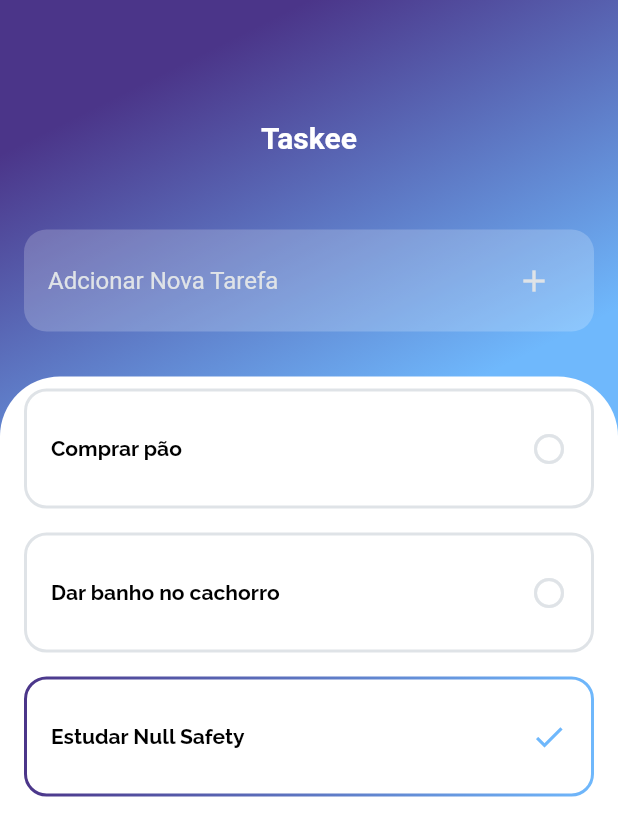
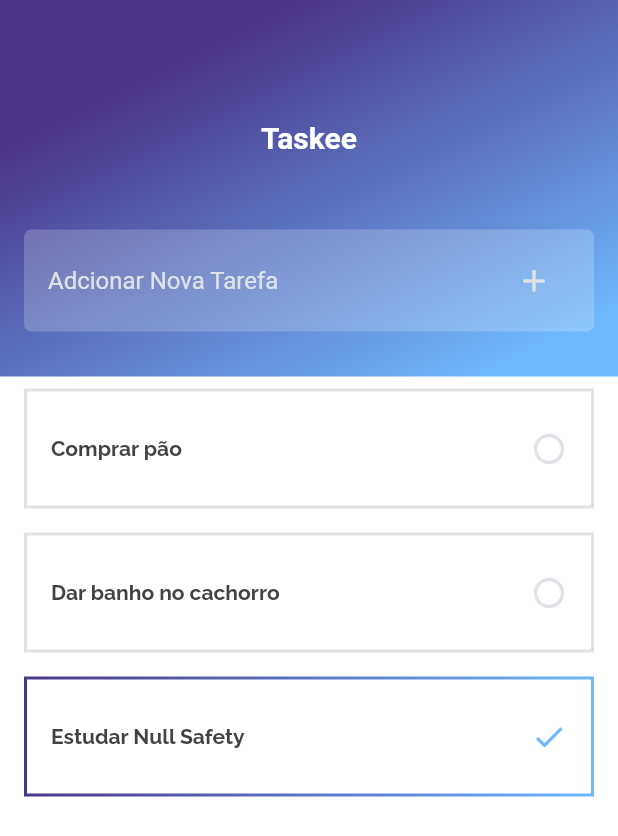
Before and after one commit to caiovini64/taskee-app, a Flutter app: the screen it shows after launch, on a phone screen of 412 x 824 dp. Shown: the top 836 px of the screen. Run offline on Flutter 3.47's test engine with Material 2 defaults, Android fonts, the phone set to English and light mode, and no system bars; drawn by our look-alikes of outline_gradient_button; our stand-ins replace google_fonts; missing offline and left inert: gradient_ui_widgets.

Commit message:
mudancas no design, adcionando animação para deletar

```diff
--- a/lib/components/task_form_field.dart
+++ b/lib/components/task_form_field.dart
@@ -20,7 +20,7 @@ class TaskFormField extends StatelessWidget {
       child: Container(
         decoration: BoxDecoration(
           color: Colors.white.withOpacity(0.2),
-          borderRadius: BorderRadius.circular(15),
+          borderRadius: BorderRadius.circular(5),
         ),
         child: Padding(
           padding:
--- a/lib/components/task_item.dart
+++ b/lib/components/task_item.dart
@@ -13,8 +13,26 @@ class TaskItem extends StatelessWidget {
       },
       child: Padding(
         padding: const EdgeInsets.fromLTRB(16, 8, 16, 8),
+        child: Dismissible(
+          onDismissed: null,
+          direction: DismissDirection.startToEnd,
+          key: Key(DateTime.now().millisecondsSinceEpoch.toString()),
+          background: Container(
+            decoration: BoxDecoration(
+              color: Colors.red,
+              borderRadius: BorderRadius.circular(5),
+            ),
+            child: Align(
+              alignment: Alignment(-0.9, 0.0),
+              child: Icon(
+                Icons.delete,
+                color: Colors.white,
+              ),
+            ),
+          ),
           child: OutlineGradientButton(
-          radius: Radius.circular(15),
+            backgroundColor: Colors.transparent,
+            radius: Radius.circular(0),
             strokeWidth: 2,
             padding: EdgeInsets.only(top: 10, bottom: 10),
             gradient: LinearGradient(
@@ -49,6 +67,7 @@ class TaskItem extends StatelessWidget {
             ),
           ),
         ),
+      ),
     );
   }
 }
--- a/lib/main.dart
+++ b/lib/main.dart
@@ -29,7 +29,7 @@ class MyApp extends StatelessWidget {
               fontSize: 20,
             ),
             headline2: GoogleFonts.raleway(
-              color: Colors.black,
+              color: Color(0xff424242),
               fontWeight: FontWeight.w700,
               fontSize: 14,
             ),
--- a/lib/views/home_page.dart
+++ b/lib/views/home_page.dart
@@ -41,10 +41,6 @@ class HomePage extends StatelessWidget {
               child: Container(
                 decoration: BoxDecoration(
                   color: Colors.white,
-                  borderRadius: BorderRadius.only(
-                    topLeft: Radius.circular(40),
-                    topRight: Radius.circular(40),
-                  ),
                 ),
                 child: TaskList(),
               ),
```
Lines whose indentation alone changed are shown as unchanged.
